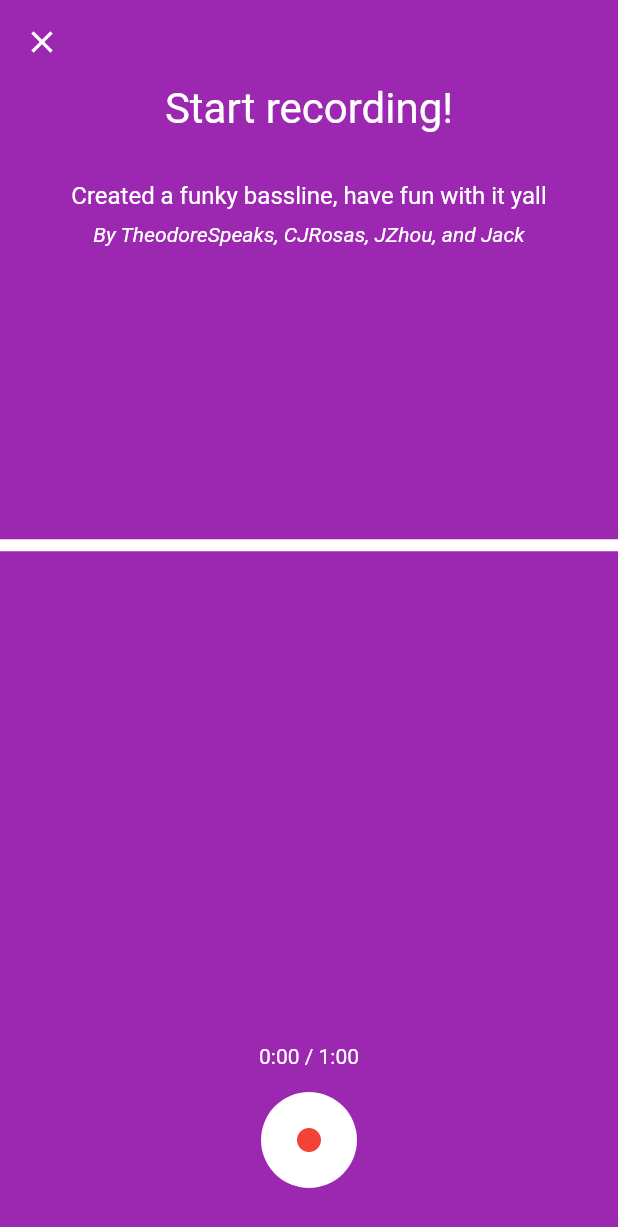
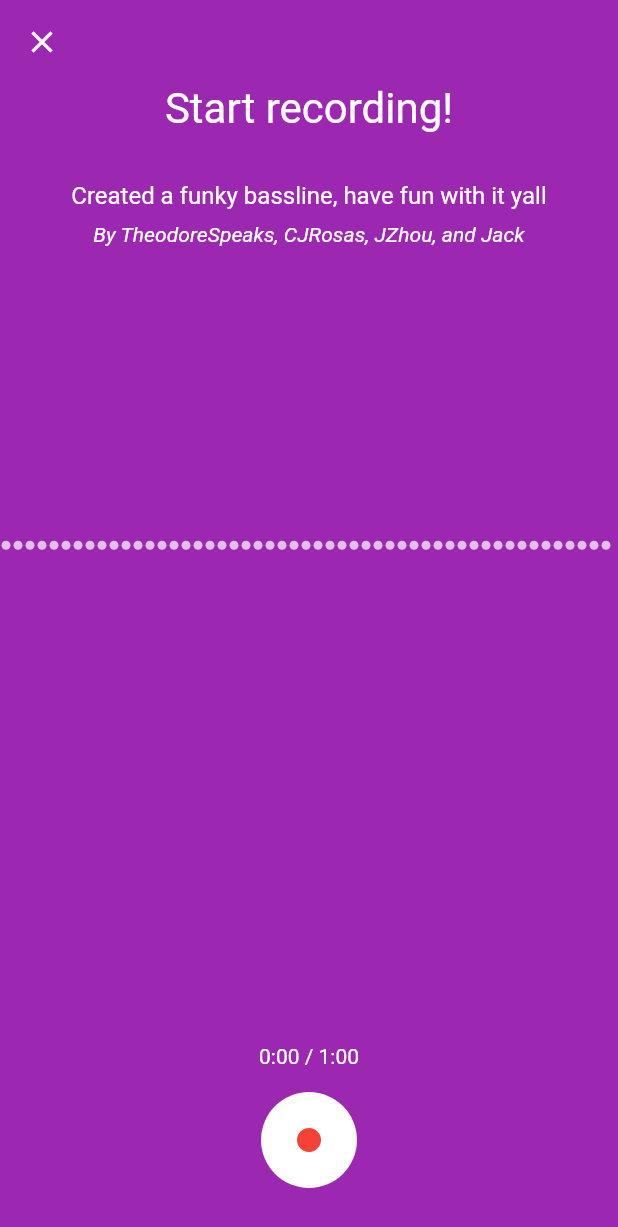
Before and after one commit to TheodoreSpeaks/rechord, a Flutter app: the screen it shows after launch, after a tap on "Create Track", on a phone screen of 412 x 824 dp. Shown: the top 1227 px of the screen. Run offline on Flutter 3.47's test engine with Material 2 defaults, Android fonts, the phone set to English and light mode, and no system bars; our stand-ins replace permission_handler; missing offline and left inert: sounds.

```diff
--- a/lib/RecordingPage.dart
+++ b/lib/RecordingPage.dart
@@ -1,9 +1,10 @@
 import 'dart:async';
 
 import 'package:flutter/material.dart';
-import 'package:flutter_sound/flutter_sound.dart';
 import 'package:permission_handler/permission_handler.dart';
 import 'package:rechord/SubmitPage.dart';
+import 'package:rechord/components/WaveVisualization.dart';
+import 'package:sounds/sounds.dart';
 
 enum RecordingStage { notRecording, recording, reviewRecording }
 
@@ -17,11 +18,14 @@ class _RecordingPageState extends State<RecordingPage> {
   late DateTime recordStartTime;
   late Timer timer;
 
-  late FlutterSoundRecorder _recorder;
-  late FlutterSoundPlayer _player;
-  Track? track;
+  late SoundRecorder _recorder;
+  late SoundPlayer _player;
+  // Track? track;
 
   static const String recordTrack = 'recorded_sound';
+  // static const Codec recordCodec = Codec.aacADTS;
+  String recording = Track.tempFile(WellKnownMediaFormats.adtsAac);
+  Track? track;
 
   @override
   void initState() {
@@ -37,26 +41,19 @@ class _RecordingPageState extends State<RecordingPage> {
 
     requestPermissions();
 
-    _recorder = FlutterSoundRecorder();
-    _recorder.openAudioSession().then((value) {
-      // setState(() {
-      //   _mRecorderIsInited = true;
-      // });
-    });
+    track =
+        Track.fromFile(recording, mediaFormat: WellKnownMediaFormats.adtsAac);
 
-    _player = FlutterSoundPlayer();
-    _player.openAudioSession().then((value) {
-      // setState(() {
-      //   _mPlayerIsInited = true;
-      // });
-    });
+    _recorder = SoundRecorder();
+
+    _player = SoundPlayer.noUI();
   }
 
   @override
   void dispose() {
     timer.cancel();
-    _recorder.closeAudioSession();
-    _player.closeAudioSession();
+    _recorder.release();
+    _player.release();
     super.dispose();
   }
 
@@ -79,30 +76,29 @@ class _RecordingPageState extends State<RecordingPage> {
   }
 
   void record() async {
-    await _recorder.startRecorder(
-      toFile: recordTrack,
-      codec: Codec.aacADTS,
-    );
+    _recorder.record(track);
   }
 
   void stopRecorder() async {
-    await _recorder.stopRecorder();
-    track = Track(trackPath: recordTrack, codec: Codec.aacADTS);
+    _recorder.stop();
+    // await _recorder.stopRecorder();
+    // track = Track(trackPath: recordTrack, codec: recordCodec);
     setState(() {});
   }
 
   void startPlayer() async {
-    await _player.startPlayer(
-        fromURI: recordTrack,
-        codec: Codec.aacADTS,
-        whenFinished: () {
-          setState(() {});
-        });
+    // await _player.startPlayer(
+    //     fromURI: recordTrack,
+    //     codec: recordCodec,
+    //     whenFinished: () {
+    //       setState(() {});
+    //     });
+
     setState(() {});
   }
 
   void stopPlayer() async {
-    await _player.stopPlayer();
+    // await _player.stopPlayer();
     setState(() {});
   }
 
@@ -137,12 +133,7 @@ class _RecordingPageState extends State<RecordingPage> {
               style:
                   TextStyle(color: Colors.white, fontStyle: FontStyle.italic),
             ),
-            Expanded(
-                flex: 3,
-                child: Divider(
-                  color: Colors.white,
-                  thickness: 8,
-                )),
+            Expanded(flex: 3, child: WaveVisualization()),
             Spacer(flex: 1),
             stage != RecordingStage.reviewRecording
                 ? buildBottomRecording()
@@ -258,7 +249,7 @@ class _RecordingPageState extends State<RecordingPage> {
             InkWell(
               onTap: () => Navigator.of(context).push(MaterialPageRoute(
                 builder: (context) => SubmitPage(
-                  path: recordTrack,
+                  track: track!,
                 ),
               )),
               child: Container(
--- a/lib/SongPage.dart
+++ b/lib/SongPage.dart
@@ -71,7 +71,7 @@ class _SongPageState extends State<SongPage> with TickerProviderStateMixin {
                         padding: EdgeInsets.all(16.0),
                         scrollDirection: Axis.vertical,
                         itemBuilder: (BuildContext context, int index) {
-                          return Track();
+                          return TrackComment();
                         }),
                   ),
                   Expanded(
@@ -209,7 +209,7 @@ class _SongPageState extends State<SongPage> with TickerProviderStateMixin {
   }
 }
 
-class Track extends StatelessWidget {
+class TrackComment extends StatelessWidget {
   @override
   Widget build(BuildContext context) {
     return Container(
--- a/lib/components/TrackCard.dart
+++ b/lib/components/TrackCard.dart
@@ -1,9 +1,22 @@
 import 'package:flutter/material.dart';
+import 'package:sounds/sounds.dart';
 import 'dart:math';
 
 import '../SongPage.dart';
 
-class TrackCard extends StatelessWidget {
+class TrackCard extends StatefulWidget {
+  final bool isEditable;
+  final Track? track;
+
+  const TrackCard({Key? key, this.isEditable: false, this.track})
+      : super(key: key);
+  @override
+  _TrackCardState createState() => _TrackCardState();
+}
+
+class _TrackCardState extends State<TrackCard> {
+  String currentGenre = 'Genre';
+
   @override
   Widget build(BuildContext context) {
     return InkWell(
@@ -19,12 +32,47 @@ class TrackCard extends StatelessWidget {
               borderRadius: BorderRadius.circular(32)),
           padding: EdgeInsets.all(16.0),
           margin: EdgeInsets.only(left: 8.0, right: 8.0, top: 16.0),
-          height: 210,
+          height: 250,
           child: Column(
             crossAxisAlignment: CrossAxisAlignment.start,
             children: [
               Row(children: [
                 Spacer(),
+                widget.isEditable
+                    ? FloatingActionButton.extended(
+                        key: null,
+                        backgroundColor: Colors.white,
+                        onPressed: () {
+                          showModalBottomSheet(
+                              context: context,
+                              builder: (context) {
+                                return Container(
+                                    child: Column(
+                                  crossAxisAlignment: CrossAxisAlignment.start,
+                                  children: [
+                                    Padding(
+                                      padding: const EdgeInsets.all(16.0),
+                                      child: Text('Choose a genre:',
+                                          style: TextStyle(fontSize: 28)),
+                                    ),
+                                    BottomSelectableItem(
+                                        label: 'Country',
+                                        onTap: onBottomLabelTap),
+                                    BottomSelectableItem(
+                                        label: 'Rock', onTap: onBottomLabelTap),
+                                    BottomSelectableItem(
+                                        label: 'Indie',
+                                        onTap: onBottomLabelTap),
+                                    BottomSelectableItem(
+                                        label: 'Soul', onTap: onBottomLabelTap),
+                                  ],
+                                ));
+                              });
+                        },
+                        label: Text(currentGenre,
+                            style: TextStyle(color: Colors.purple)))
+                    : Row(
+                        children: [
                           Icon(
                             Icons.music_note,
                             color: Colors.white,
@@ -33,8 +81,25 @@ class TrackCard extends StatelessWidget {
                             'Rock',
                             style: TextStyle(color: Colors.white),
                           )
+                        ],
+                      ),
               ]),
-              Text(
+              widget.isEditable
+                  ? Row(
+                      children: [
+                        Expanded(
+                          child: TextFormField(
+                            style: TextStyle(color: Colors.white),
+                            decoration: InputDecoration(
+                                border: OutlineInputBorder(),
+                                enabledBorder: InputBorder.none,
+                                hintStyle: TextStyle(color: Colors.white54),
+                                hintText: 'Title your masterpiece!'),
+                          ),
+                        ),
+                      ],
+                    )
+                  : Text(
                       'Created a funky bassline, let me know what you think!',
                       style: TextStyle(color: Colors.white, fontSize: 20),
                     ),
@@ -45,23 +110,19 @@ class TrackCard extends StatelessWidget {
               Spacer(),
               Row(
                 children: [
-                  FloatingActionButton(
-                    heroTag: null,
-                    onPressed: () {},
-                    backgroundColor: Colors.lightGreen,
-                    child: Icon(
-                      Icons.play_arrow,
-                      size: 36,
-                    ),
-                  ),
-                  Spacer(),
-                  buildTrackVisualization(),
-                  Spacer(),
-                  Column(
+                  widget.isEditable
+                      ? Expanded(child: SoundPlayerUI.fromTrack(widget.track))
+                      : Container(),
+                  widget.isEditable
+                      ? Container()
+                      : Padding(
+                          padding: const EdgeInsets.only(left: 8.0),
+                          child: Column(
                             children: [
                               Text(
                                 '36',
-                        style: TextStyle(color: Colors.white, fontSize: 18),
+                                style: TextStyle(
+                                    color: Colors.white, fontSize: 18),
                               ),
                               Icon(
                                 Icons.favorite_border,
@@ -69,6 +130,7 @@ class TrackCard extends StatelessWidget {
                                 size: 36,
                               )
                             ],
+                          ),
                         )
                 ],
               )
@@ -77,19 +139,36 @@ class TrackCard extends StatelessWidget {
     );
   }
 
-  Widget buildTrackVisualization() {
-    List<Widget> lines = [];
-    for (int i = 0; i < 35; i++) {
-      lines.add(Container(
-        margin: EdgeInsets.all(1),
-        decoration: BoxDecoration(
-            color: Colors.white70, borderRadius: BorderRadius.circular(30)),
-        width: 4,
-        height: 24 * (sin(i * pi / 4) + 1),
-      ));
+  void onBottomLabelTap(String label) {
+    setState(() {
+      currentGenre = label;
+    });
   }
-    return Row(
-      children: lines,
+}
+
+class BottomSelectableItem extends StatelessWidget {
+  final String label;
+  final Function onTap;
+  const BottomSelectableItem({
+    Key? key,
+    required this.label,
+    required this.onTap,
+  }) : super(key: key);
+
+  @override
+  Widget build(BuildContext context) {
+    return InkWell(
+      onTap: () {
+        onTap(label);
+        Navigator.of(context).pop();
+      },
+      child: Container(
+          width: double.infinity,
+          padding: const EdgeInsets.only(bottom: 8.0, left: 16),
+          child: Text(
+            label,
+            style: TextStyle(fontSize: 20),
+          )),
     );
   }
 }
--- /dev/null
+++ b/lib/components/WaveVisualization.dart
@@ -0,0 +1,24 @@
+import 'dart:math';
+
+import 'package:flutter/material.dart';
+
+class WaveVisualization extends StatelessWidget {
+  @override
+  Widget build(BuildContext context) {
+    double width = MediaQuery.of(context).size.width;
+    List<Widget> lines = [];
+    for (int i = 0; i < width ~/ 8; i++) {
+      lines.add(Container(
+        margin: EdgeInsets.all(1),
+        decoration: BoxDecoration(
+            color: Colors.white70, borderRadius: BorderRadius.circular(30)),
+        width: 6,
+        // height: 24 * (sin(i * pi / 4) + 1),
+        height: 6,
+      ));
+    }
+    return Row(
+      children: lines,
+    );
+  }
+}
--- a/lib/main.dart
+++ b/lib/main.dart
@@ -1,3 +1,4 @@
+// @dart=2.9
 import 'package:flutter/material.dart';
 
 import 'RecordingPage.dart';
@@ -29,8 +30,10 @@ class MyApp extends StatelessWidget {
           // closer together (more dense) than on mobile platforms.
           visualDensity: VisualDensity.adaptivePlatformDensity,
         ),
-      home: MyHomePage(),
-    );
+        initialRoute: '/',
+        routes: {
+          '/': (context) => MyHomePage(),
+        });
   }
 }
 
--- a/pubspec.yaml
+++ b/pubspec.yaml
@@ -28,8 +28,10 @@ dependencies:
   # The following adds the Cupertino Icons font to your application.
   # Use with the CupertinoIcons class for iOS style icons.
   cupertino_icons: ^1.0.2
-  flutter_sound: ^8.1.1
-  permission_handler: ^6.1.3
+  # flutter_sound: ^8.1.1
+  permission_handler:
+  select_form_field: ^2.0.0
+  sounds: ^0.9.3
 
 dev_dependencies:
   flutter_test:
```
Also changed, not shown: lib/SubmitPage.dart (+12 -14 lines), pubspec.lock. Lines whose indentation alone changed are shown as unchanged.
